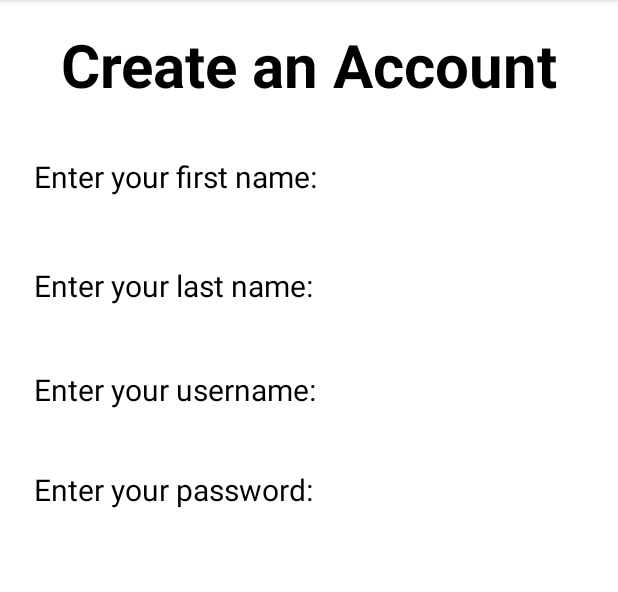
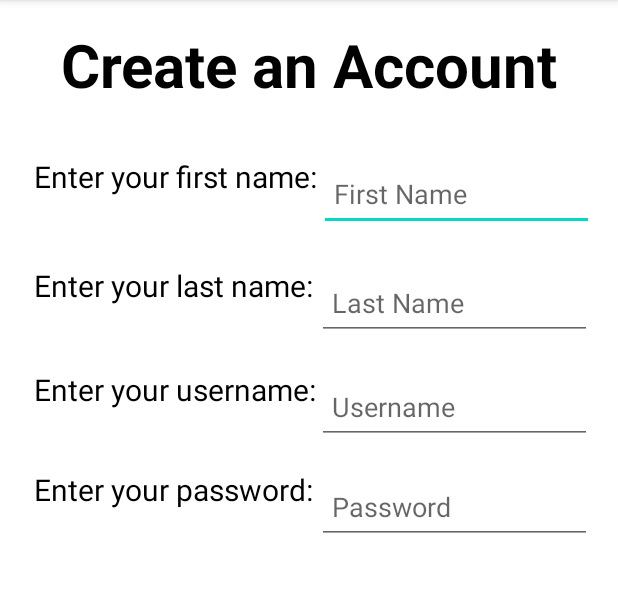
Before and after one commit to mbedford001/GarageSaleFinder-maria-topfork, an Android app: the Register screen opened directly, with no data from a screen before it, on a phone screen of 412 x 824 dp, the part 84-676 px from its top. Run offline under Robolectric (Android 15) with nearby library versions, the phone set to English and light mode, and no system bars.

Commit message:
Login works w/ dummy user in the UI, slight progress was made towards Register

```diff
--- a/app/src/main/res/layout/activity_register.xml
+++ b/app/src/main/res/layout/activity_register.xml
@@ -21,6 +21,7 @@
         app:layout_constraintTop_toTopOf="parent"
         app:layout_constraintVertical_bias="0.95" />
 
+
     <TextView
         android:id="@+id/firstName"
         android:layout_width="wrap_content"
@@ -34,6 +35,19 @@
         app:layout_constraintRight_toRightOf="parent"
         app:layout_constraintTop_toTopOf="parent"
         app:layout_constraintVertical_bias="0.145" />
+
+    <EditText
+        android:id="@+id/inputFName"
+        android:layout_width="183dp"
+        android:layout_height="50dp"
+        android:ems="10"
+        android:hint="First Name"
+        android:inputType="textPersonName"
+        android:padding="10dp"
+        app:layout_constraintEnd_toEndOf="parent"
+        app:layout_constraintHorizontal_bias="0.929"
+        app:layout_constraintStart_toStartOf="parent"
+        app:layout_constraintTop_toTopOf="@+id/firstName" />
 
     <TextView
         android:id="@+id/lastName"
@@ -49,6 +63,20 @@
         app:layout_constraintTop_toBottomOf="@id/firstName"
         app:layout_constraintVertical_bias="0.04" />
 
+    <EditText
+        android:id="@+id/inputLName"
+        android:layout_width="183dp"
+        android:layout_height="50dp"
+        android:layout_marginBottom="104dp"
+        android:ems="10"
+        android:hint="Last Name"
+        android:inputType="textPersonName"
+        android:padding="10dp"
+        app:layout_constraintTop_toTopOf="@+id/lastName"
+        app:layout_constraintEnd_toEndOf="parent"
+        app:layout_constraintHorizontal_bias="0.925"
+        app:layout_constraintStart_toStartOf="parent" />
+
     <TextView
         android:id="@+id/username"
         android:layout_width="wrap_content"
@@ -62,6 +90,20 @@
         app:layout_constraintRight_toRightOf="parent"
         app:layout_constraintTop_toBottomOf="@id/lastName"
         app:layout_constraintVertical_bias="0.04" />
+
+    <EditText
+        android:id="@+id/inputUsername"
+        android:layout_width="183dp"
+        android:layout_height="50dp"
+        android:layout_marginBottom="32dp"
+        android:ems="10"
+        android:hint="Username"
+        android:inputType="textPersonName"
+        android:padding="10dp"
+        app:layout_constraintTop_toTopOf="@+id/username"
+        app:layout_constraintEnd_toEndOf="parent"
+        app:layout_constraintHorizontal_bias="0.925"
+        app:layout_constraintStart_toStartOf="parent" />
 
     <TextView
         android:id="@+id/password"
@@ -77,4 +119,17 @@
         app:layout_constraintTop_toBottomOf="@id/username"
         app:layout_constraintVertical_bias="0.04" />
 
+    <EditText
+        android:id="@+id/inputPassword"
+        android:layout_width="183dp"
+        android:layout_height="50dp"
+        android:ems="10"
+        android:hint="Password"
+        android:inputType="textPassword"
+        android:padding="10dp"
+        app:layout_constraintEnd_toEndOf="parent"
+        app:layout_constraintHorizontal_bias="0.925"
+        app:layout_constraintStart_toStartOf="parent"
+        app:layout_constraintTop_toTopOf="@+id/password" />
+
 </androidx.constraintlayout.widget.ConstraintLayout>
```
Also changed, not shown: app/src/main/AndroidManifest.xml (+13 -1 lines), app/src/main/java/com/example/garagesalefinder/Login.java (+9 -1 lines), app/src/main/java/com/example/garagesalefinder/Menu.java (added, +14 -0 lines), app/src/main/res/layout/activity_menu.xml (added, +9 -0 lines).
